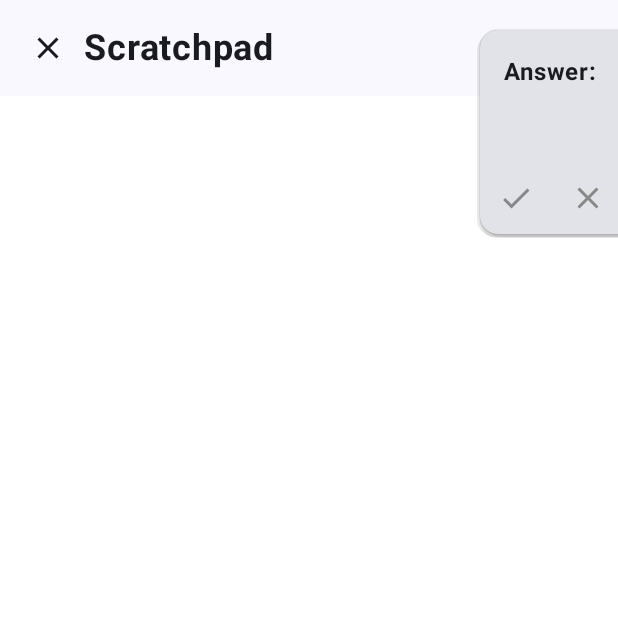
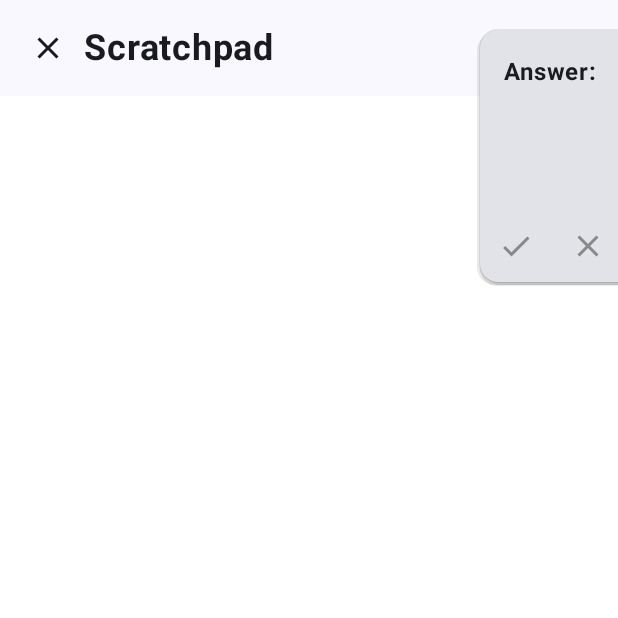
Before and after one commit to JoelHorrocks/RandomMath, an Android app built with Jetpack Compose: the composable Scratchpad called with empty values, after a tap on "Answer", on a phone screen of 412 x 824 dp, the top half of it. Run offline under Robolectric (Android 15) with nearby library versions, the phone set to English and light mode, and no system bars; our stand-ins replace Room's generated code; 5 statements that could not run were skipped.

Commit message:
Removed LaTeX webview entirely, LaTeX is now rendered during loading stage, added question flagging, question result is now shown at the top of question card

```diff
--- a/app/src/main/java/app/linkbac/fmd/db/Question.kt
+++ b/app/src/main/java/app/linkbac/fmd/db/Question.kt
@@ -17,4 +17,5 @@ data class Question(
     val forDay: String? = null,
     val attempted: Boolean = false,
     val correct: Boolean = false,
+    val flagged: Boolean = false,
 )
--- a/app/src/main/java/app/linkbac/fmd/screen/Debug.kt
+++ b/app/src/main/java/app/linkbac/fmd/screen/Debug.kt
@@ -38,7 +38,6 @@ import app.linkbac.fmd.db.AppDatabase
 import app.linkbac.fmd.db.Question
 import app.linkbac.fmd.draw.StylusView
 import app.linkbac.fmd.utils.dateString
-import app.linkbac.fmd.wv.LatexWebView
 import kotlinx.coroutines.Dispatchers
 import kotlinx.coroutines.withContext
 import java.util.Calendar
--- a/app/src/main/java/app/linkbac/fmd/screen/Scratchpad.kt
+++ b/app/src/main/java/app/linkbac/fmd/screen/Scratchpad.kt
@@ -2,15 +2,18 @@ package app.linkbac.fmd.screen
 
 import androidx.compose.foundation.Image
 import androidx.compose.foundation.background
+import androidx.compose.foundation.horizontalScroll
 import androidx.compose.foundation.layout.Box
 import androidx.compose.foundation.layout.Column
 import androidx.compose.foundation.layout.Row
 import androidx.compose.foundation.layout.Spacer
+import androidx.compose.foundation.layout.defaultMinSize
 import androidx.compose.foundation.layout.fillMaxSize
 import androidx.compose.foundation.layout.fillMaxWidth
 import androidx.compose.foundation.layout.padding
 import androidx.compose.foundation.layout.width
 import androidx.compose.foundation.layout.wrapContentWidth
+import androidx.compose.foundation.rememberScrollState
 import androidx.compose.foundation.shape.RoundedCornerShape
 import androidx.compose.material.icons.Icons
 import androidx.compose.material.icons.filled.AddTask
@@ -34,6 +37,7 @@ import androidx.compose.ui.draw.drawBehind
 import androidx.compose.ui.draw.shadow
 import androidx.compose.ui.graphics.Color
 import androidx.compose.ui.platform.LocalContext
+import androidx.compose.ui.platform.LocalDensity
 import androidx.compose.ui.res.painterResource
 import androidx.compose.ui.text.font.FontWeight
 import androidx.compose.ui.unit.dp
@@ -45,8 +49,8 @@ import androidx.lifecycle.viewmodel.compose.viewModel
 import androidx.navigation.NavController
 import app.linkbac.fmd.R
 import app.linkbac.fmd.draw.StylusView
+import app.linkbac.fmd.utils.latexToAnnotatedString
 import app.linkbac.fmd.vm.ScratchpadViewModel
-import app.linkbac.fmd.wv.LatexWebView
 
 @Composable
 fun Scratchpad(navController: NavController, id: String?, scratchpadViewModel: ScratchpadViewModel = viewModel()) {
@@ -100,6 +104,8 @@ fun Scratchpad(navController: NavController, id: String?, scratchpadViewModel: S
                         Card(
                             modifier = Modifier
                                 .padding(8.dp)
+                                .fillMaxWidth(0.7F)
+                                .zIndex(1f),
                         ) {
                             Text(
                                 text = "Answer:",
@@ -107,13 +113,16 @@ fun Scratchpad(navController: NavController, id: String?, scratchpadViewModel: S
                                 fontWeight = FontWeight.Bold,
                                 modifier = Modifier.padding(16.dp)
                             )
-                            AndroidView(
-                                factory = { context ->
-                                    LatexWebView(context, scratchpadViewModel.question.value?.answer ?: "")
-                                },
+                            val density = LocalDensity.current
+                            val latexString = latexToAnnotatedString(context, scratchpadViewModel.question.value?.answer ?: "", density)
+                            val scrollState = rememberScrollState()
+                            Text(
+                                latexString.first,
+                                inlineContent = latexString.second,
+                                lineHeight = 32.sp,
                                 modifier = Modifier
                                     .padding(16.dp)
-                                    .width(240.dp)
+                                    .horizontalScroll(scrollState)
                             )
                             Row {
                                 IconButton(onClick = {
@@ -158,13 +167,15 @@ fun Scratchpad(navController: NavController, id: String?, scratchpadViewModel: S
                 color = Color.White
             )) {
             if(scratchpadViewModel.question.value != null) {
-                AndroidView(
-                    factory = { context ->
-                        LatexWebView(context, scratchpadViewModel.question.value!!.question)
-                    },
+                val density = LocalDensity.current
+                val latexString = latexToAnnotatedString(context, scratchpadViewModel.question.value?.question ?: "", density)
+                Text(
+                    latexString.first,
+                    inlineContent = latexString.second,
+                    lineHeight = 32.sp,
                     modifier = Modifier
+                        .fillMaxWidth()
                         .padding(16.dp)
-                        .zIndex(1f)
                 )
             }
             StylusView(eraser)
--- /dev/null
+++ b/app/src/main/java/app/linkbac/fmd/utils/LatexUtils.kt
@@ -0,0 +1,110 @@
+package app.linkbac.fmd.utils
+
+import android.content.Context
+import android.graphics.Bitmap
+import android.graphics.Canvas
+import android.graphics.Color
+import android.util.Log
+import androidx.compose.foundation.Image
+import androidx.compose.foundation.text.InlineTextContent
+import androidx.compose.foundation.text.appendInlineContent
+import androidx.compose.ui.graphics.asImageBitmap
+import androidx.compose.ui.text.AnnotatedString
+import androidx.compose.ui.text.Placeholder
+import androidx.compose.ui.text.PlaceholderVerticalAlign
+import androidx.compose.ui.unit.Density
+import androidx.compose.ui.unit.sp
+import app.linkbac.fmd.vm.HomeViewModel
+import com.himamis.retex.renderer.android.FactoryProviderAndroid
+import com.himamis.retex.renderer.android.graphics.ColorA
+import com.himamis.retex.renderer.android.graphics.Graphics2DA
+import com.himamis.retex.renderer.share.TeXFormula
+import com.himamis.retex.renderer.share.platform.FactoryProvider
+
+fun latexToAnnotatedString(context: Context, latex: String, localDensity: Density): Pair<AnnotatedString, MutableMap<String, InlineTextContent>> {
+    // split by \( and \), add text as text, render latex and add as image
+    var text: MutableList<Pair<HomeViewModel.TextType, String>> = mutableListOf()
+    var latexString = latex
+    val parts = latex.split("\\(")
+    parts.forEachIndexed { index, s ->
+        if(index == 0) {
+            text.add(Pair(HomeViewModel.TextType.Text, s))
+        } else {
+            val latexParts = s.split("\\)")
+            text.add(Pair(HomeViewModel.TextType.Latex, latexParts[0]))
+            if(latexParts.size > 1) {
+                text.add(Pair(HomeViewModel.TextType.Text, latexParts[1]))
+            }
+        }
+    }
+
+    var annotatedString = AnnotatedString.Builder()
+    var inlineContentMap = mutableMapOf<String, InlineTextContent>()
+    text.forEach {
+        if (it.first == HomeViewModel.TextType.Text) {
+            annotatedString.append(it.second)
+        } else {
+            // render latex
+            val latexBitmap = latexToBitmap(context, it.second)
+            val emToPx = with(localDensity) { 30.sp.toPx() }
+            val sf = emToPx / latexBitmap.height.toFloat()
+            val scaledBitmap = Bitmap.createScaledBitmap(latexBitmap,
+                latexBitmap.width.coerceIn(1, (latexBitmap.width * sf).toInt()),
+                latexBitmap.height.coerceIn(1, (latexBitmap.height * sf).toInt()),
+                true
+            )
+            annotatedString.appendInlineContent(id = text.indexOf(it).toString())
+            val width = with(localDensity) { scaledBitmap.width.toDp().toSp() }
+            val height = with(localDensity) { scaledBitmap.height.toDp().toSp() }
+            inlineContentMap[text.indexOf(it).toString()] = InlineTextContent(
+                Placeholder(
+                    width = width,
+                    height = height,
+                    PlaceholderVerticalAlign.TextCenter
+                )
+            ) {
+                Image(
+                    bitmap = scaledBitmap.asImageBitmap(),
+                    contentDescription = null
+                )
+            }
+        }
+    }
+    return Pair(annotatedString.toAnnotatedString(), inlineContentMap)
+}
+
+fun latexToBitmap(context: Context, latex: String): Bitmap {
+    if (FactoryProvider.getInstance() == null) {
+        FactoryProvider.setInstance(FactoryProviderAndroid(context.assets))
+    }
+
+    val formula = TeXFormula(latex)
+    //val icon = formula.createTeXIcon(TeXFormula.SERIF, 20.0)
+    val builder = formula.TeXIconBuilder()
+    val scaleFactor = context.resources.displayMetrics.scaledDensity
+    val icon = builder.setSize(20.0 * scaleFactor).setStyle(0).setType(TeXFormula.SERIF).setFGColor(
+        ColorA(Color.BLACK)
+    ).build()
+    val bitmap = Bitmap.createBitmap(icon.iconWidth, icon.iconHeight, Bitmap.Config.ARGB_8888)
+    val canvas = Canvas(bitmap)
+
+    var mGraphics = Graphics2DA()
+    canvas.drawColor(android.graphics.Color.TRANSPARENT)
+
+    // draw latex
+    mGraphics.setCanvas(canvas)
+    icon.setForeground(ColorA(Color.BLACK))
+    icon.paintIcon(null, mGraphics, 0.0, 0.0)
+
+    //val bitmap = Bitmap.createBitmap(icon.iconWidth, icon.iconHeight, Bitmap.Config.ARGB_8888)
+    //canvas.setBitmap(bitmap)
+
+    // save file for debugging
+    val filename = "bitmap.png"
+    val fos = context.openFileOutput(filename, Context.MODE_PRIVATE)
+    bitmap.compress(Bitmap.CompressFormat.PNG, 100, fos)
+    fos.close()
+    Log.d("HomeViewModel", "bitmap saved to $filename")
+
+    return bitmap
+}
--- a/app/src/main/java/app/linkbac/fmd/vm/HomeState.kt
+++ b/app/src/main/java/app/linkbac/fmd/vm/HomeState.kt
@@ -1,9 +1,10 @@
 package app.linkbac.fmd.vm
 
+import app.linkbac.fmd.ProcessedQuestion
 import app.linkbac.fmd.db.Question
 
 data class HomeState(
     val isLoading: Boolean = false,
-    val questions: List<Question> = emptyList(),
+    val questions: List<ProcessedQuestion> = emptyList(),
     val error: String = ""
 )
--- a/app/src/main/java/app/linkbac/fmd/wv/LatexWebview.kt
+++ /dev/null
@@ -1,34 +0,0 @@
-package app.linkbac.fmd.wv
-
-import android.content.Context
-import android.view.View
-import android.webkit.WebView
-import androidx.compose.ui.graphics.Color
-import androidx.compose.ui.graphics.toArgb
-
-fun LatexWebView(context: Context, question: String) =
-    WebView(context).apply {
-        settings.javaScriptEnabled = true
-        setBackgroundColor(Color.Transparent.toArgb())
-        setLayerType(WebView.LAYER_TYPE_SOFTWARE, null)
-        setOnLongClickListener(
-            View.OnLongClickListener {
-                true
-            }
-        )
-        isLongClickable = false
-        isHapticFeedbackEnabled = false
-        loadDataWithBaseURL(
-            "file:///android_asset/es5/",
-            "<head>" +
-                    "<script type=\"text/javascript\" id=\"MathJax-script\" async src=\"tex-mml-chtml.js\">\n" +
-                    "</script>" +
-                    "</head>" +
-                    "<body style=\"margin: 0; padding: 0;\">" +
-                    question.replace("\n", "<br>") +
-                    "</body>",
-            "text/html",
-            "utf-8",
-            null
-        )
-    }
```
Also changed, not shown: app/src/main/java/app/linkbac/fmd/ProcessedQuestion.kt (added, +11 -0 lines), app/src/main/java/app/linkbac/fmd/screen/Home.kt (+38 -21 lines), app/src/main/java/app/linkbac/fmd/vm/HomeViewModel.kt (+44 -89 lines).
